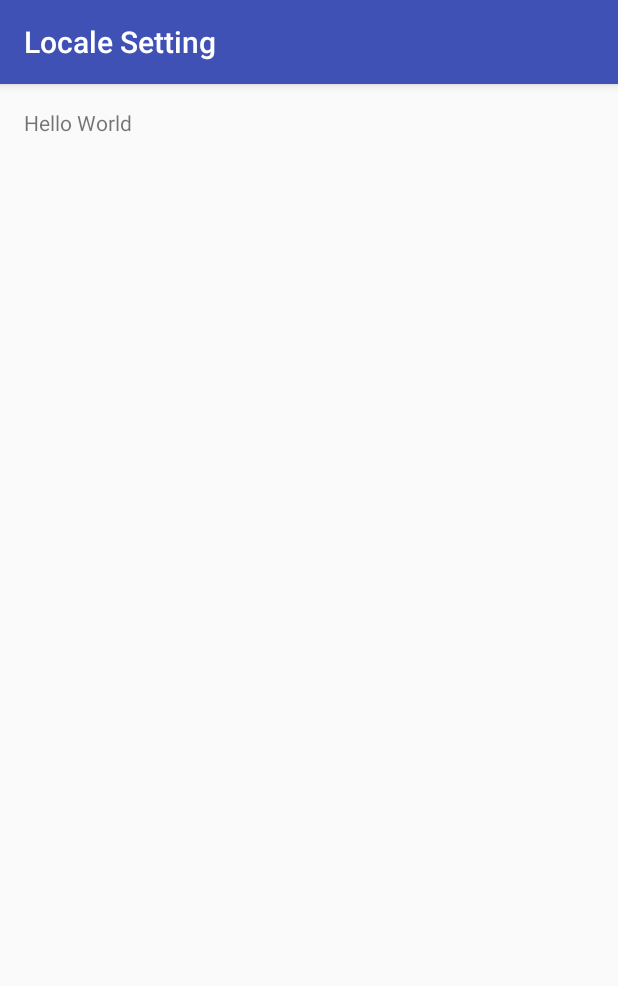
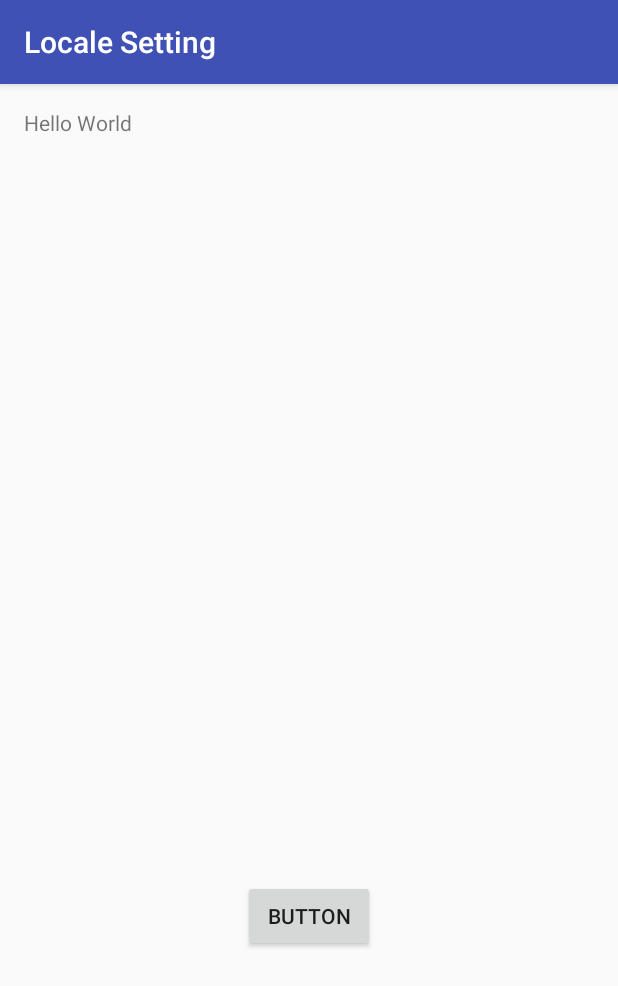
Before and after one commit to asrulhadi/android, an Android app: the screen it shows after launch (MainActivity), on a phone screen of 412 x 824 dp. Shown: the top 986 px of the screen. Run offline under Robolectric (Android 15) with nearby library versions, the phone set to English and light mode, and no system bars.

Commit message:
dynamic locale based on string

```diff
--- a/app/src/main/res/layout/activity_main.xml
+++ b/app/src/main/res/layout/activity_main.xml
@@ -13,5 +13,16 @@
     <TextView
         android:layout_width="wrap_content"
         android:layout_height="wrap_content"
-        android:text="@string/hello" />
+        android:text="@string/hello"
+        android:id="@+id/hello_world" />
+
+    <Button
+        android:text="Button"
+        android:layout_width="wrap_content"
+        android:layout_height="wrap_content"
+        android:layout_alignParentBottom="true"
+        android:layout_centerHorizontal="true"
+        android:layout_marginBottom="173dp"
+        android:id="@+id/button"
+        android:onClick="tukarBahasa" />
 </RelativeLayout>
```
Also changed, not shown: app/src/main/java/net/asrulhadi/localesetting/MainActivity.java (+13 -1 lines).
